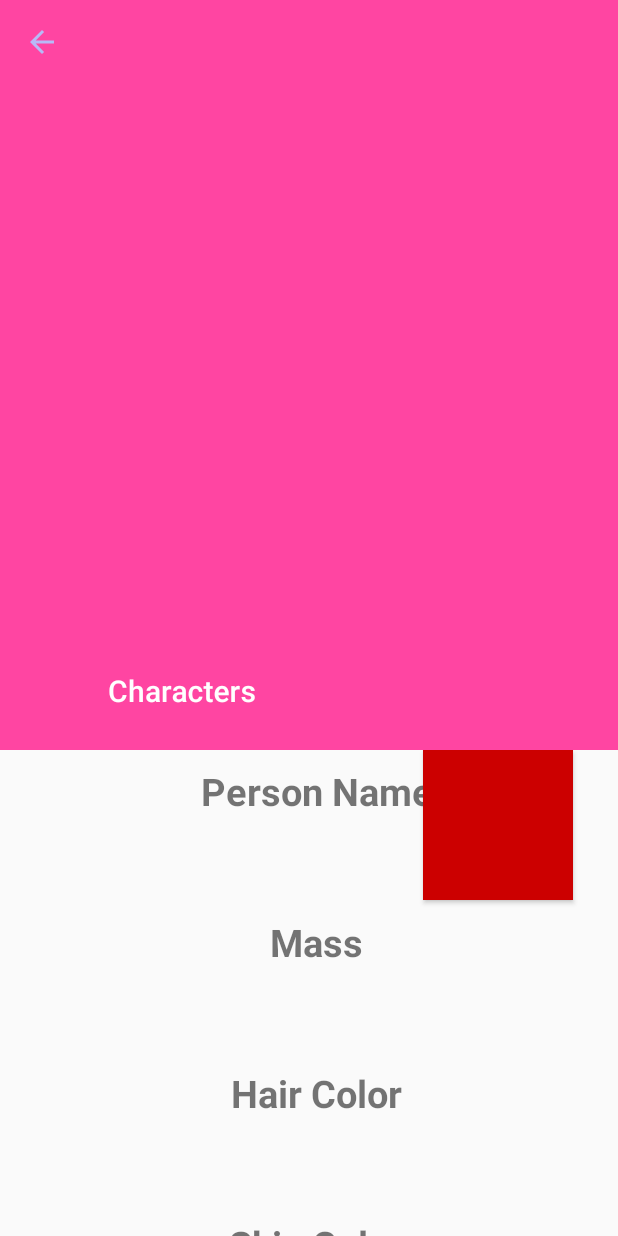
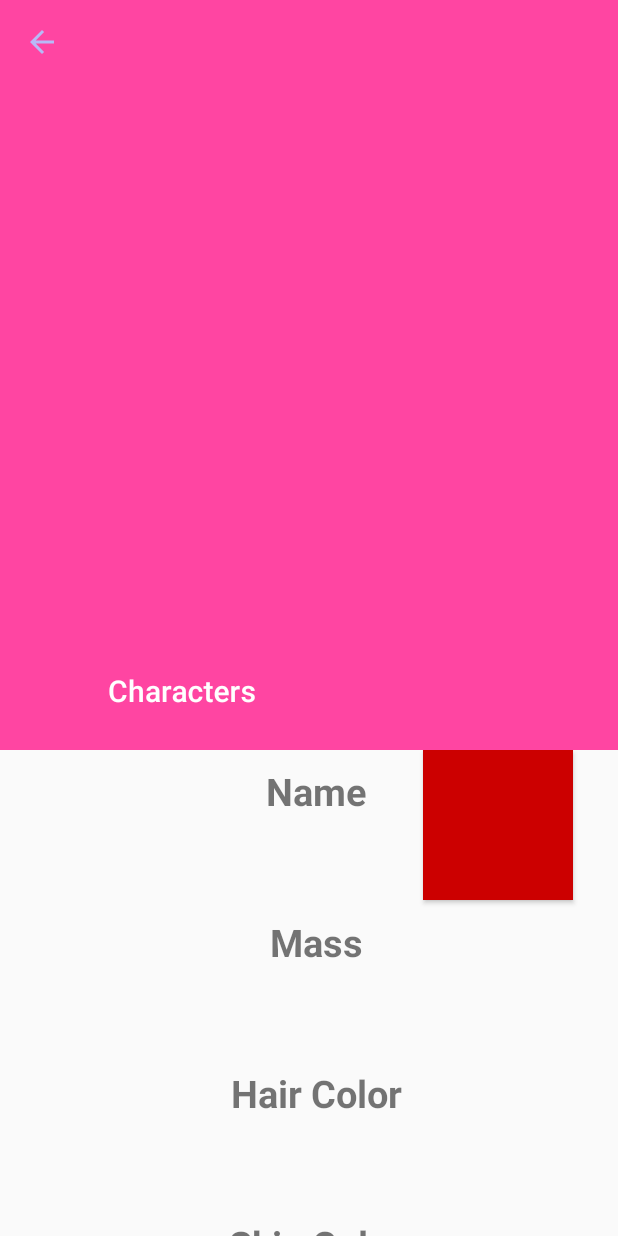
Before and after one commit to Adarsh236/Star-War-Java-Android-Urban-Adarshverma1236, an Android app: the DetailActivity screen opened directly, with no data from a screen before it, on a phone screen of 412 x 824 dp. Run offline under Robolectric (Android 15) with nearby library versions, the light colour scheme and no system bars; libraries missing offline, so code that uses them is left out: com.github.ivbaranov.mfb; plain views replace MaterialFavoriteButton; pictures from the network do not load; 5 statements that could not run were skipped.

Commit message:
final finishing adding string value part6

```diff
--- a/StarWarJavaAndroidUrbanAdarshverma1236/app/src/main/res/values/strings.xml
+++ b/StarWarJavaAndroidUrbanAdarshverma1236/app/src/main/res/values/strings.xml
@@ -1,7 +1,7 @@
 <resources>
     <string name="app_name">Welcome To Star War World</string>
     <string name="action_settings">Settings</string>
-    <string name="people_name">Person Name</string>
+    <string name="people_name">Name</string>
     <string name="people_height">Height</string>
     <string name="people_mass">Mass</string>
     <string name="people_hair_color">Hair Color</string>
```
